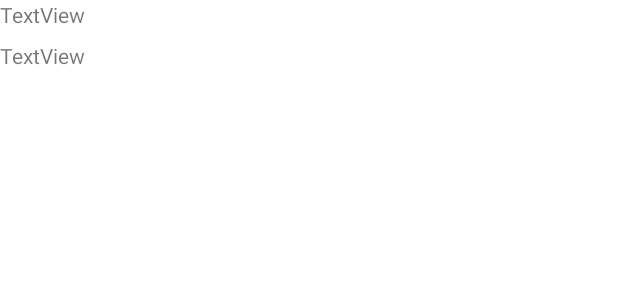
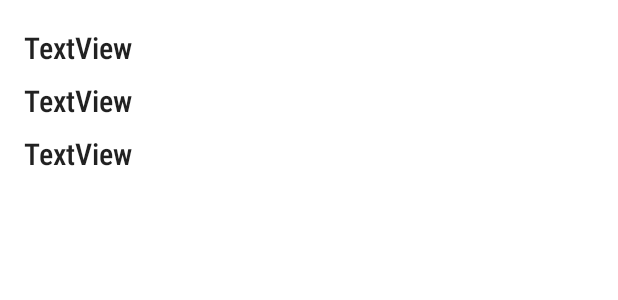
Before and after one commit to kamal777682/CO777682_W2020_MAD3125_FP, an Android app: the layout bill_details.xml on its own in the app's theme, with its tools: preview values and no code run, on a phone screen of 412 x 824 dp. Shown: the top 300 px of the screen. Run offline under Robolectric (Android 15) with nearby library versions, the phone set to English and light mode, and no system bars.

Commit message:
[kamal] Getting Bills

```diff
--- a/app/src/main/res/layout/activity_login.xml
+++ b/app/src/main/res/layout/activity_login.xml
@@ -3,6 +3,7 @@
     xmlns:app="http://schemas.android.com/apk/res-auto"
     xmlns:tools="http://schemas.android.com/tools"
     android:id="@+id/linearLayout"
+    style="@style/Widget.MaterialComponents.TextInputLayout.OutlinedBox.Dense"
     android:layout_width="match_parent"
     android:layout_height="match_parent"
     tools:context=".UI.LoginActivity">
--- a/app/src/main/res/layout/bill_details.xml
+++ b/app/src/main/res/layout/bill_details.xml
@@ -8,20 +8,47 @@
 
     <TextView
         android:id="@+id/textView"
+        style="@style/Widget.MaterialComponents.TextInputLayout.OutlinedBox"
         android:layout_width="0dp"
         android:layout_height="wrap_content"
+        android:layout_marginStart="16dp"
+        android:layout_marginTop="18dp"
+        android:layout_marginEnd="16dp"
+        android:fontFamily="sans-serif-condensed-medium"
         android:text="TextView"
+        android:textSize="20sp"
         app:layout_constraintEnd_toEndOf="parent"
         app:layout_constraintStart_toStartOf="parent"
         app:layout_constraintTop_toTopOf="parent" />
 
     <TextView
         android:id="@+id/textView2"
-        android:layout_width="match_parent"
-        android:layout_height="19dp"
+        style="@style/Widget.MaterialComponents.TextInputLayout.OutlinedBox"
+        android:layout_width="0dp"
+        android:layout_height="wrap_content"
+        android:layout_marginStart="16dp"
         android:layout_marginTop="8dp"
+        android:layout_marginEnd="16dp"
+        android:fontFamily="sans-serif-condensed-medium"
         android:text="TextView"
+        android:textSize="20sp"
         app:layout_constraintEnd_toEndOf="parent"
         app:layout_constraintStart_toStartOf="parent"
         app:layout_constraintTop_toBottomOf="@+id/textView" />
+
+    <TextView
+        android:id="@+id/textView3"
+        style="@style/Widget.MaterialComponents.TextInputLayout.OutlinedBox"
+        android:layout_width="0dp"
+        android:layout_height="wrap_content"
+        android:layout_marginStart="16dp"
+        android:layout_marginTop="8dp"
+        android:layout_marginEnd="16dp"
+        android:fontFamily="sans-serif-condensed-medium"
+        android:text="TextView"
+        android:textSize="20sp"
+        app:layout_constraintEnd_toEndOf="parent"
+        app:layout_constraintStart_toStartOf="parent"
+        app:layout_constraintTop_toBottomOf="@+id/textView2" />
+
 </androidx.constraintlayout.widget.ConstraintLayout>
--- a/app/src/main/res/menu/addbill_menu.xml
+++ b/app/src/main/res/menu/addbill_menu.xml
@@ -11,7 +11,4 @@
     <item
         android:id="@+id/add_mobile"
         android:title="Add Mobile Bill" />
-    <item
-        android:id="@+id/logout"
-        android:title="Logout" />
 </menu>
```
Also changed, not shown: app/src/main/java/com/kamal/co777682_w2020_mad3125_fp/Adapters/ShowBillListAdapter.java (+5 -2 lines), app/src/main/java/com/kamal/co777682_w2020_mad3125_fp/UI/AddNewCustomerActivity.java (+0 -28 lines), app/src/main/java/com/kamal/co777682_w2020_mad3125_fp/UI/ShowBillDetailsActivity.java (+33 -4 lines), app/src/main/res/layout/activity_show_bill_details.xml (+16 -5 lines).
